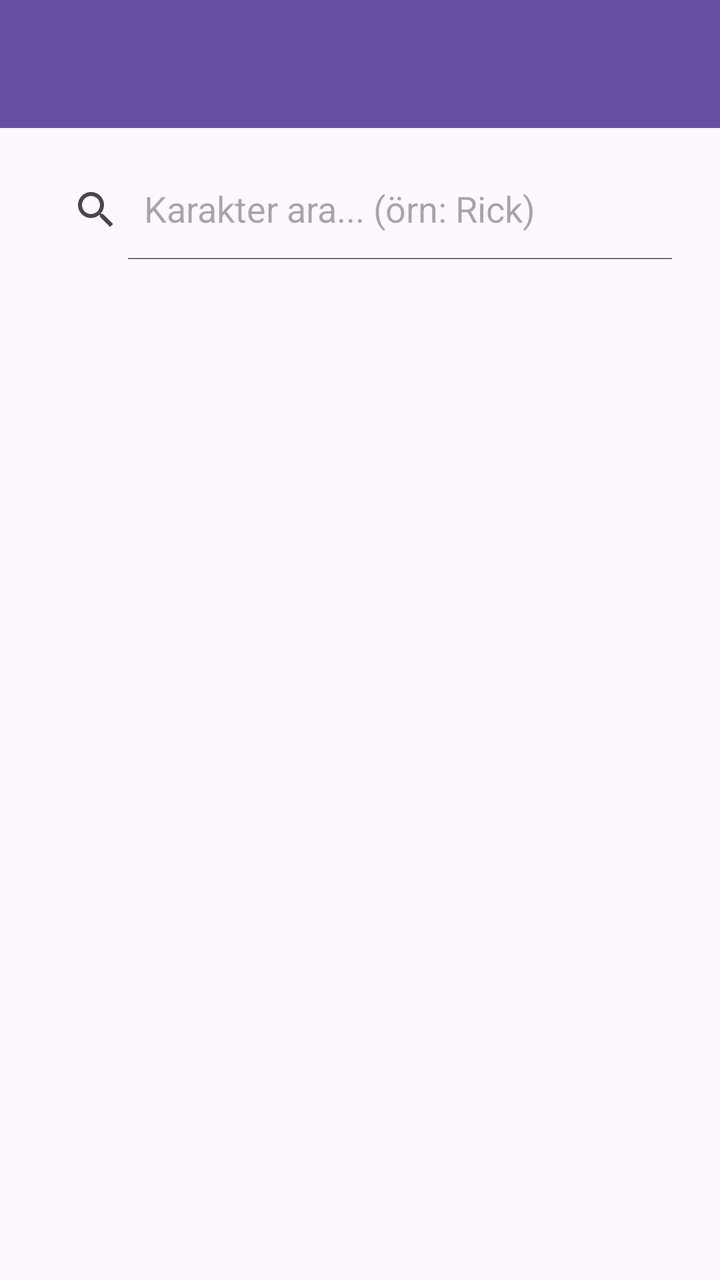
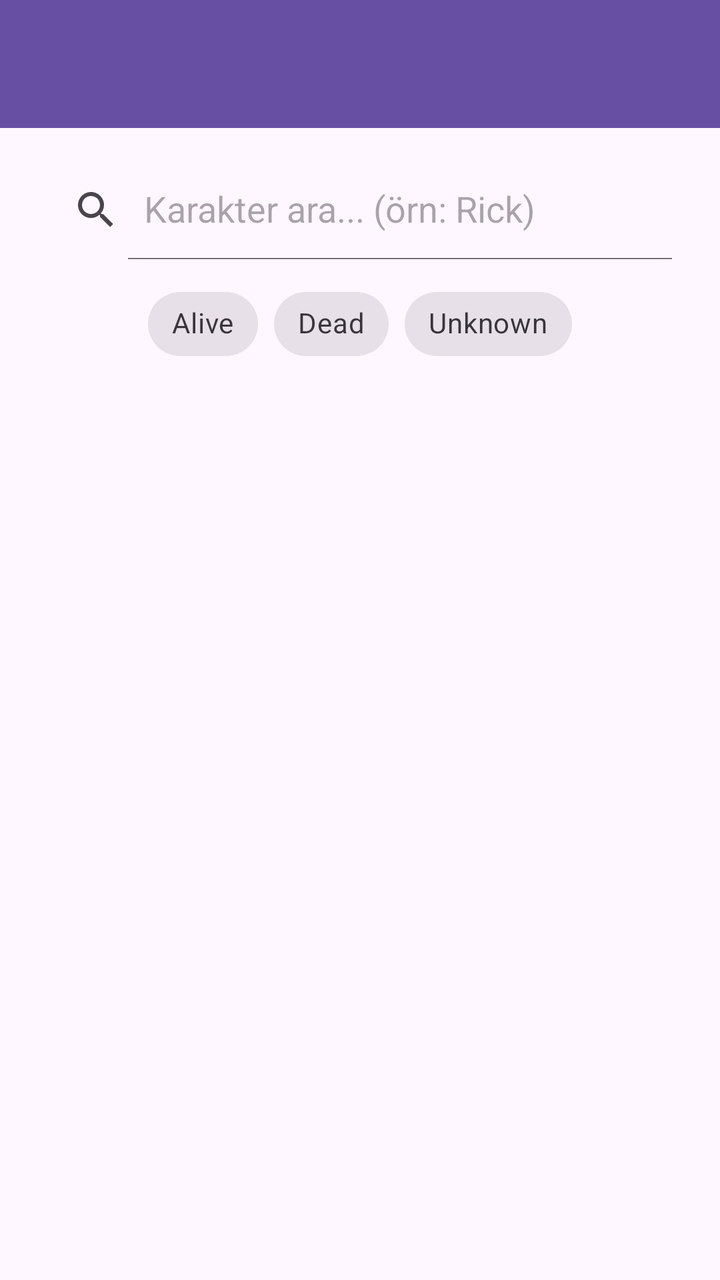

The first picture is an Android layout as it rendered before a commit; the second is the same layout after the commit. The layout source and the unified diff follow.
<!-- AndroidManifest.xml: application theme Theme.RickandMortyApp -->
<!-- res/layout/fragment_anasayfa.xml -->
<?xml version="1.0" encoding="utf-8"?>
<androidx.constraintlayout.widget.ConstraintLayout xmlns:android="http://schemas.android.com/apk/res/android"
    xmlns:app="http://schemas.android.com/apk/res-auto"
    xmlns:tools="http://schemas.android.com/tools"
    android:layout_width="match_parent"
    android:layout_height="match_parent"
    tools:context=".fragment.AnasayfaFragment" >

    <androidx.recyclerview.widget.RecyclerView
        android:id="@+id/rcView"
        android:layout_width="0dp"
        android:layout_height="0dp"
        android:layout_marginTop="16dp"
        app:layout_constraintBottom_toBottomOf="parent"
        app:layout_constraintEnd_toEndOf="parent"
        app:layout_constraintStart_toStartOf="parent"
        app:layout_constraintTop_toBottomOf="@+id/searchView" />

    <androidx.appcompat.widget.Toolbar
        android:id="@+id/toolbar2"
        android:layout_width="409dp"
        android:layout_height="wrap_content"
        android:background="?attr/colorPrimary"
        android:minHeight="?attr/actionBarSize"
        android:theme="?attr/actionBarTheme"
        app:layout_constraintEnd_toEndOf="parent"
        app:layout_constraintStart_toStartOf="parent"
        app:layout_constraintTop_toTopOf="parent" />


    <androidx.appcompat.widget.SearchView
        android:id="@+id/searchView"
        android:layout_width="0dp"
        android:layout_height="50dp"
        android:layout_marginStart="16dp"
        android:layout_marginTop="16dp"
        android:layout_marginEnd="16dp"
        app:iconifiedByDefault="false"
        app:queryHint="Karakter ara... (örn: Rick)"
        app:layout_constraintEnd_toEndOf="parent"
        app:layout_constraintStart_toStartOf="parent"
        app:layout_constraintTop_toBottomOf="@+id/toolbar2"
        />

</androidx.constraintlayout.widget.ConstraintLayout>
<!-- resources referenced by this layout -->
<resources>
  <style name="Theme.RickandMortyApp" parent="Base.Theme.RickandMortyApp" />
  <style name="Base.Theme.RickandMortyApp" parent="Theme.Material3.DayNight.NoActionBar">
          
          
      </style>
</resources>

<!-- the commit's change to res/layout/fragment_anasayfa.xml (unified diff, before → after) -->
@@ -5,6 +5,40 @@
     android:layout_width="match_parent"
     android:layout_height="match_parent"
     tools:context=".fragment.AnasayfaFragment" >
+
+    <com.google.android.material.chip.ChipGroup
+        android:id="@+id/chipGroupStatus"
+        android:layout_width="wrap_content"
+        android:layout_height="wrap_content"
+        android:layout_marginTop="8dp"
+        app:singleSelection="true"
+        app:selectionRequired="false"
+        app:layout_constraintTop_toBottomOf="@id/searchView"
+        app:layout_constraintStart_toStartOf="parent"
+        app:layout_constraintEnd_toEndOf="parent">
+
+        <com.google.android.material.chip.Chip
+            android:id="@+id/chipAlive"
+            style="@style/Widget.MaterialComponents.Chip.Choice"
+            android:layout_width="wrap_content"
+            android:layout_height="wrap_content"
+            android:text="Alive" />
+
+        <com.google.android.material.chip.Chip
+            android:id="@+id/chipDead"
+            style="@style/Widget.MaterialComponents.Chip.Choice"
+            android:layout_width="wrap_content"
+            android:layout_height="wrap_content"
+            android:text="Dead" />
+
+        <com.google.android.material.chip.Chip
+            android:id="@+id/chipUnknown"
+            style="@style/Widget.MaterialComponents.Chip.Choice"
+            android:layout_width="wrap_content"
+            android:layout_height="wrap_content"
+            android:text="Unknown" />
+
+    </com.google.android.material.chip.ChipGroup>
 
     <androidx.recyclerview.widget.RecyclerView
         android:id="@+id/rcView"
@@ -14,7 +48,7 @@
         app:layout_constraintBottom_toBottomOf="parent"
         app:layout_constraintEnd_toEndOf="parent"
         app:layout_constraintStart_toStartOf="parent"
-        app:layout_constraintTop_toBottomOf="@+id/searchView" />
+        app:layout_constraintTop_toBottomOf="@+id/chipGroupStatus" />
 
     <androidx.appcompat.widget.Toolbar
         android:id="@+id/toolbar2"
